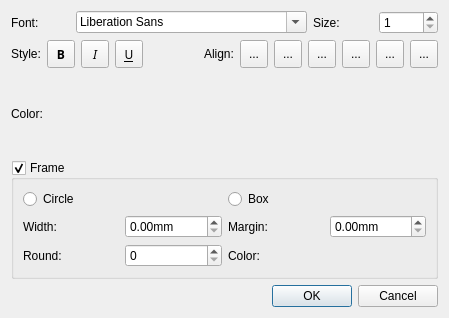
Above: mscore/mscore/textproperties.ui from musescore/musescore-old before the change. Below: the same form after it.
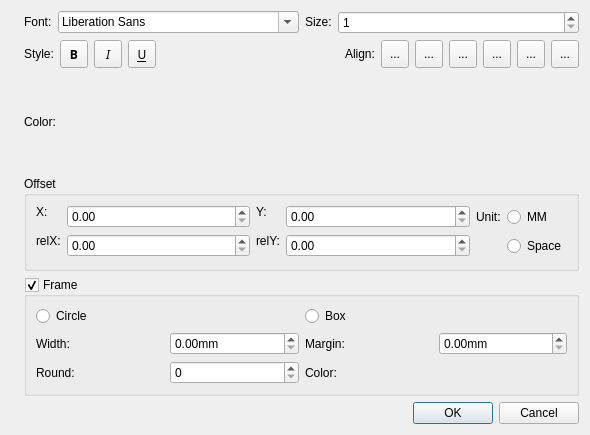
That is the form after the change. Icons and pictures are not drawn. Custom widgets are drawn as their Qt base class.

Commit message: add offsets to text properties

Diff of the .ui file:
```diff
--- a/mscore/mscore/textproperties.ui
+++ b/mscore/mscore/textproperties.ui
@@ -5,18 +5,43 @@
    <rect>
     <x>0</x>
     <y>0</y>
-    <width>449</width>
-    <height>318</height>
+    <width>590</width>
+    <height>435</height>
    </rect>
   </property>
   <property name="windowTitle" >
    <string>MuseScore: Text Properties</string>
   </property>
-  <layout class="QVBoxLayout" name="verticalLayout_2" >
-   <item>
+  <layout class="QGridLayout" name="gridLayout_3" >
+   <item rowspan="6" row="0" column="0" >
+    <widget class="QLabel" name="label_14" >
+     <property name="sizePolicy" >
+      <sizepolicy vsizetype="Ignored" hsizetype="Fixed" >
+       <horstretch>0</horstretch>
+       <verstretch>0</verstretch>
+      </sizepolicy>
+     </property>
+     <property name="text" >
+      <string/>
+     </property>
+     <property name="pixmap" >
+      <pixmap resource="mscore.qrc" >:/data/bg1.jpg</pixmap>
+     </property>
+     <property name="scaledContents" >
+      <bool>true</bool>
+     </property>
+    </widget>
+   </item>
+   <item row="0" column="1" >
     <layout class="QHBoxLayout" name="horizontalLayout_2" >
      <item>
       <widget class="QLabel" name="label_5" >
+       <property name="sizePolicy" >
+        <sizepolicy vsizetype="Fixed" hsizetype="Fixed" >
+         <horstretch>0</horstretch>
+         <verstretch>0</verstretch>
+        </sizepolicy>
+       </property>
        <property name="text" >
         <string>Font:</string>
        </property>
@@ -31,6 +56,12 @@
      </item>
      <item>
       <widget class="QLabel" name="label_6" >
+       <property name="sizePolicy" >
+        <sizepolicy vsizetype="Fixed" hsizetype="Fixed" >
+         <horstretch>0</horstretch>
+         <verstretch>0</verstretch>
+        </sizepolicy>
+       </property>
        <property name="text" >
         <string>Size:</string>
        </property>
@@ -51,7 +82,7 @@
      </item>
     </layout>
    </item>
-   <item>
+   <item row="1" column="1" >
     <layout class="QHBoxLayout" name="_2" >
      <property name="spacing" >
       <number>6</number>
@@ -328,10 +359,16 @@
      </item>
     </layout>
    </item>
-   <item>
+   <item row="2" column="1" >
     <layout class="QHBoxLayout" name="horizontalLayout_3" >
      <item>
       <widget class="QLabel" name="label_8" >
+       <property name="sizePolicy" >
+        <sizepolicy vsizetype="Fixed" hsizetype="Fixed" >
+         <horstretch>0</horstretch>
+         <verstretch>0</verstretch>
+        </sizepolicy>
+       </property>
        <property name="text" >
         <string>Color:</string>
        </property>
@@ -365,11 +402,134 @@
      </item>
     </layout>
    </item>
-   <item>
+   <item row="3" column="1" >
+    <widget class="QGroupBox" name="groupBox" >
+     <property name="title" >
+      <string>Offset</string>
+     </property>
+     <property name="flat" >
+      <bool>true</bool>
+     </property>
+     <layout class="QGridLayout" name="gridLayout_2" >
+      <property name="topMargin" >
+       <number>9</number>
+      </property>
+      <item rowspan="2" row="0" column="0" >
+       <layout class="QFormLayout" name="formLayout" >
+        <item row="0" column="0" >
+         <widget class="QLabel" name="label_9" >
+          <property name="sizePolicy" >
+           <sizepolicy vsizetype="Fixed" hsizetype="Fixed" >
+            <horstretch>0</horstretch>
+            <verstretch>0</verstretch>
+           </sizepolicy>
+          </property>
+          <property name="text" >
+           <string>X:</string>
+          </property>
+         </widget>
+        </item>
+        <item row="0" column="1" >
+         <widget class="QDoubleSpinBox" name="xOffset" />
+        </item>
+        <item row="1" column="0" >
+         <widget class="QLabel" name="label_10" >
+          <property name="sizePolicy" >
+           <sizepolicy vsizetype="Fixed" hsizetype="Fixed" >
+            <horstretch>0</horstretch>
+            <verstretch>0</verstretch>
+           </sizepolicy>
+          </property>
+          <property name="text" >
+           <string>relX:</string>
+          </property>
+         </widget>
+        </item>
+        <item row="1" column="1" >
+         <widget class="QDoubleSpinBox" name="rxOffset" />
+        </item>
+       </layout>
+      </item>
+      <item rowspan="2" row="0" column="1" >
+       <layout class="QFormLayout" name="formLayout_2" >
+        <item row="0" column="0" >
+         <widget class="QLabel" name="label_12" >
+          <property name="sizePolicy" >
+           <sizepolicy vsizetype="Fixed" hsizetype="Fixed" >
+            <horstretch>0</horstretch>
+            <verstretch>0</verstretch>
+           </sizepolicy>
+          </property>
+          <property name="text" >
+           <string>Y:</string>
+          </property>
+         </widget>
+        </item>
+        <item row="0" column="1" >
+         <widget class="QDoubleSpinBox" name="yOffset" />
+        </item>
+        <item row="1" column="0" >
+         <widget class="QLabel" name="label_13" >
+          <property name="sizePolicy" >
+           <sizepolicy vsizetype="Fixed" hsizetype="Fixed" >
+            <horstretch>0</horstretch>
+            <verstretch>0</verstretch>
+           </sizepolicy>
+          </property>
+          <property name="text" >
+           <string>relY:</string>
+          </property>
+         </widget>
+        </item>
+        <item row="1" column="1" >
+         <widget class="QDoubleSpinBox" name="ryOffset" />
+        </item>
+       </layout>
+      </item>
+      <item row="0" column="2" >
+       <widget class="QLabel" name="label_11" >
+        <property name="sizePolicy" >
+         <sizepolicy vsizetype="Fixed" hsizetype="Fixed" >
+          <horstretch>0</horstretch>
+          <verstretch>0</verstretch>
+         </sizepolicy>
+        </property>
+        <property name="text" >
+         <string>Unit:</string>
+        </property>
+       </widget>
+      </item>
+      <item row="0" column="3" >
+       <widget class="QRadioButton" name="mmUnit" >
+        <property name="sizePolicy" >
+         <sizepolicy vsizetype="Fixed" hsizetype="Fixed" >
+          <horstretch>0</horstretch>
+          <verstretch>0</verstretch>
+         </sizepolicy>
+        </property>
+        <property name="text" >
+         <string>MM</string>
+        </property>
+       </widget>
+      </item>
+      <item row="1" column="3" >
+       <widget class="QRadioButton" name="spatiumUnit" >
+        <property name="text" >
+         <string>Space</string>
+        </property>
+       </widget>
+      </item>
+     </layout>
+    </widget>
+   </item>
+   <item row="4" column="1" >
     <widget class="QGroupBox" name="frame" >
      <property name="title" >
       <string>Frame</string>
      </property>
+     <property name="flat" >
+      <bool>true</bool>
+     </property>
      <property name="checkable" >
       <bool>true</bool>
      </property>
@@ -463,7 +623,7 @@
      </layout>
     </widget>
    </item>
-   <item>
+   <item row="5" column="1" >
     <widget class="QDialogButtonBox" name="buttonBox" >
      <property name="toolTip" >
       <string>align left</string>
```
Left out of the diff: 2 changed lines with no effect on the pictures. The commit also changes 2 other files.
